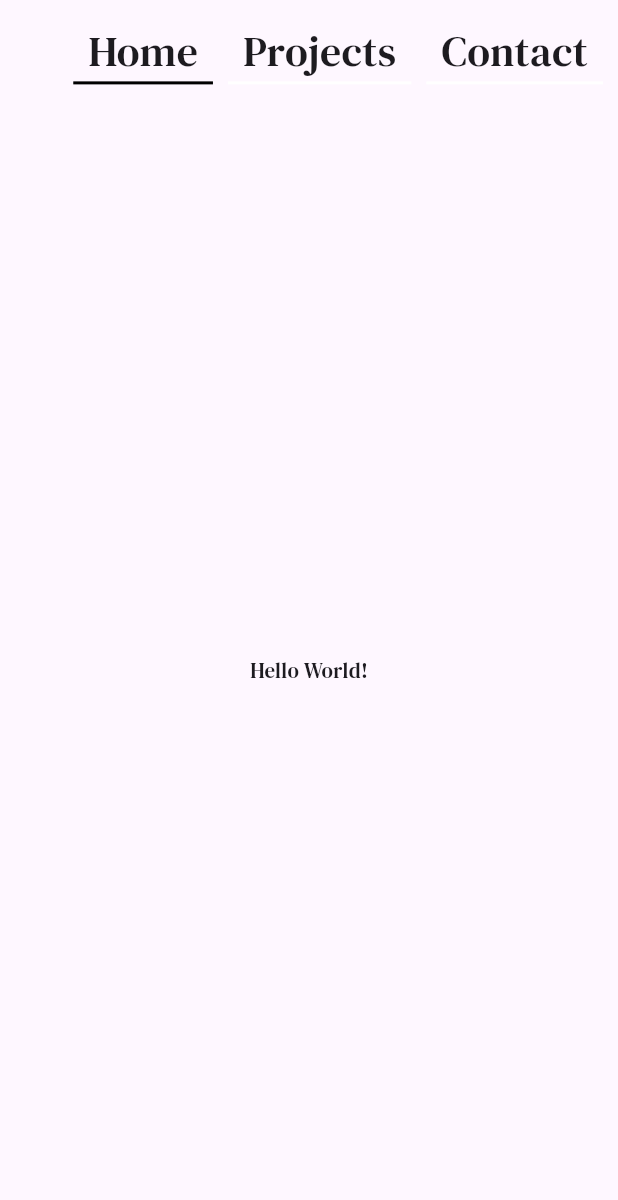
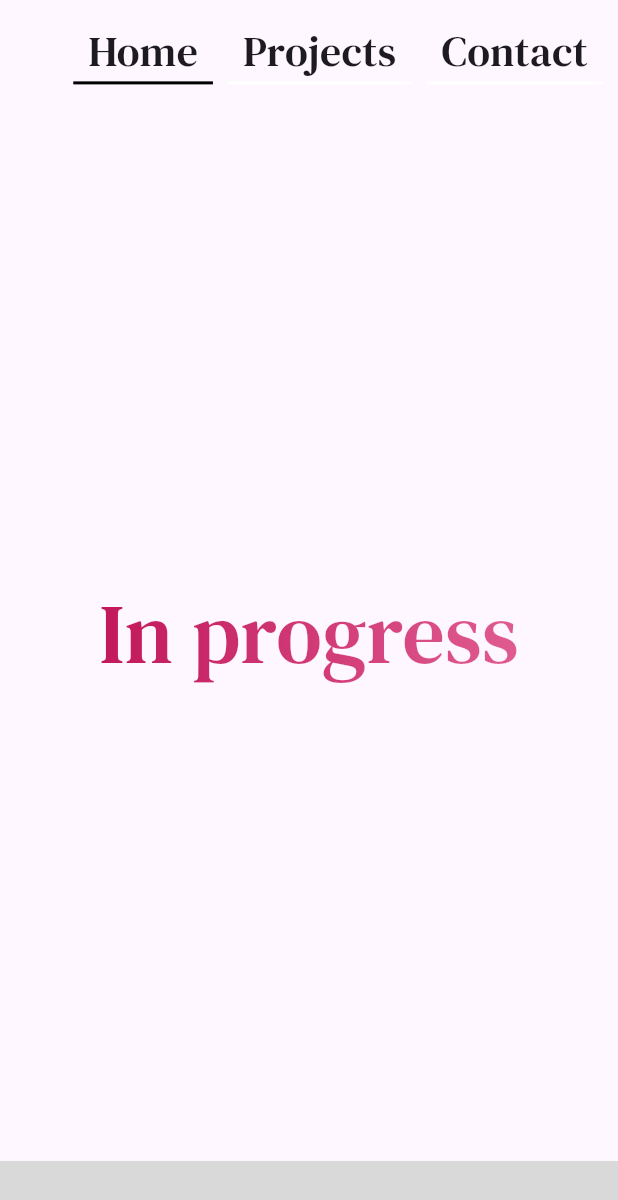
Before and after one commit to angost/Portfolio-Website, a Flutter app: the screen it shows after launch, on a phone screen of 412 x 824 dp. Shown: the top 1200 px of the screen. Run offline on Flutter 3.47's test engine with Material 3 defaults, Android fonts, the phone set to English and light mode, and no system bars; project files that could hold a hidden picture were left out.

Commit message:
Added a nice placeholder to homepage

```diff
--- a/lib/homePage.dart
+++ b/lib/homePage.dart
@@ -17,8 +17,25 @@ class _HomePageState extends State<HomePage> {
     return Scaffold(
       appBar: MyAppBar(context, "Home"),
       body: Center(
-        child: Text('Hello World!'),
-      ),
+          child: Column(
+        children: <Widget>[
+          Spacer(),
+          ShaderMask(
+              blendMode: BlendMode.srcIn,
+              shaderCallback: (bounds) => LinearGradient(colors: [
+                    Colors.pink.shade700,
+                    Color.fromARGB(255, 223, 91, 144),
+                  ]).createShader(
+                    Rect.fromLTWH(0, 0, bounds.width, bounds.height),
+                  ),
+              child: Text("In progress", style: TextStyle(fontSize: 56))),
+          Spacer(),
+          Container(
+            color: Color.fromRGBO(217, 217, 217, 1),
+            height: 50,
+          )
+        ],
+      )),
     );
   }
 }
--- a/lib/myAppBar.dart
+++ b/lib/myAppBar.dart
@@ -12,6 +12,7 @@ class MyAppBar extends AppBar {
             title: Text("Angelika Ostrowska", style: TextStyle(fontSize: 28)),
             automaticallyImplyLeading: false,
             actions:
+                // TODO change navigation behaviour, e.g. create Controller with methods like changeToPage(x) which POPS current page from stack and PUSHES new, requested page. Better, because we won't have many unncessary elements on stack
                 Menu(context, currentPage, TextStyle(fontSize: 28)).menuItems,
             // , decoration: TextDecoration.underline
             toolbarHeight: 70);
--- a/lib/projectsPage.dart
+++ b/lib/projectsPage.dart
@@ -16,9 +16,7 @@ class _ProjectsPageState extends State<ProjectsPage> {
   Widget build(BuildContext context) {
     return Scaffold(
       appBar: MyAppBar(context, "Projects"),
-      body: Center(
-        child: Text('Hello World!'),
-      ),
+      body: Center(child: Text("Hello World!")),
     );
   }
 }
```
